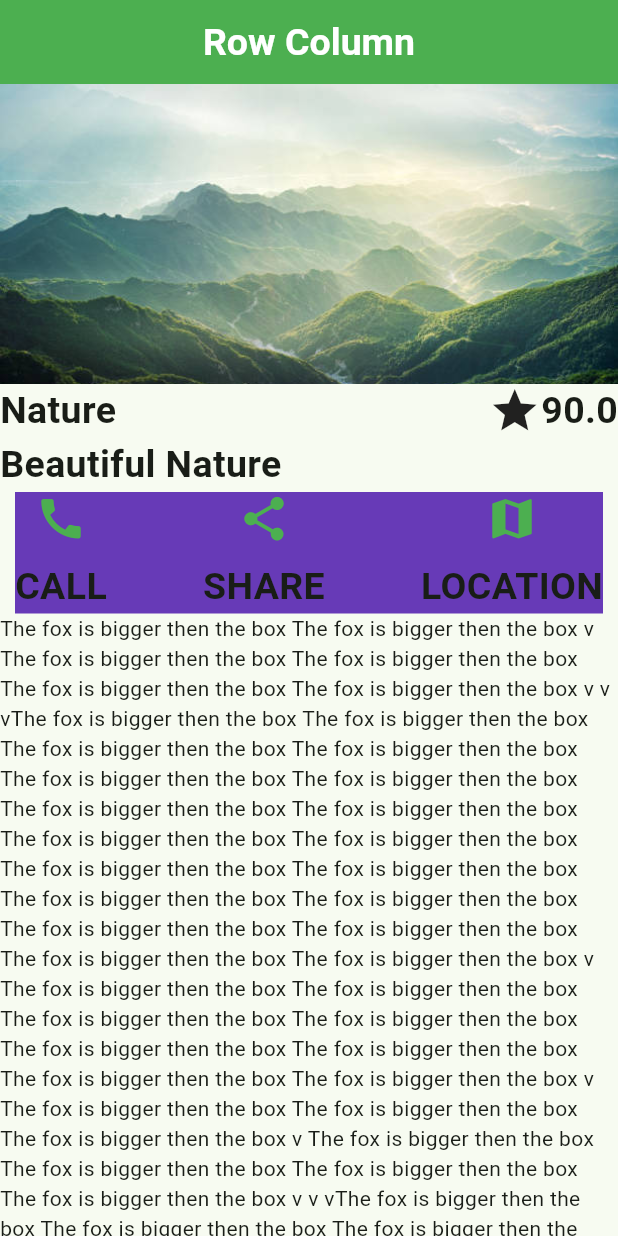
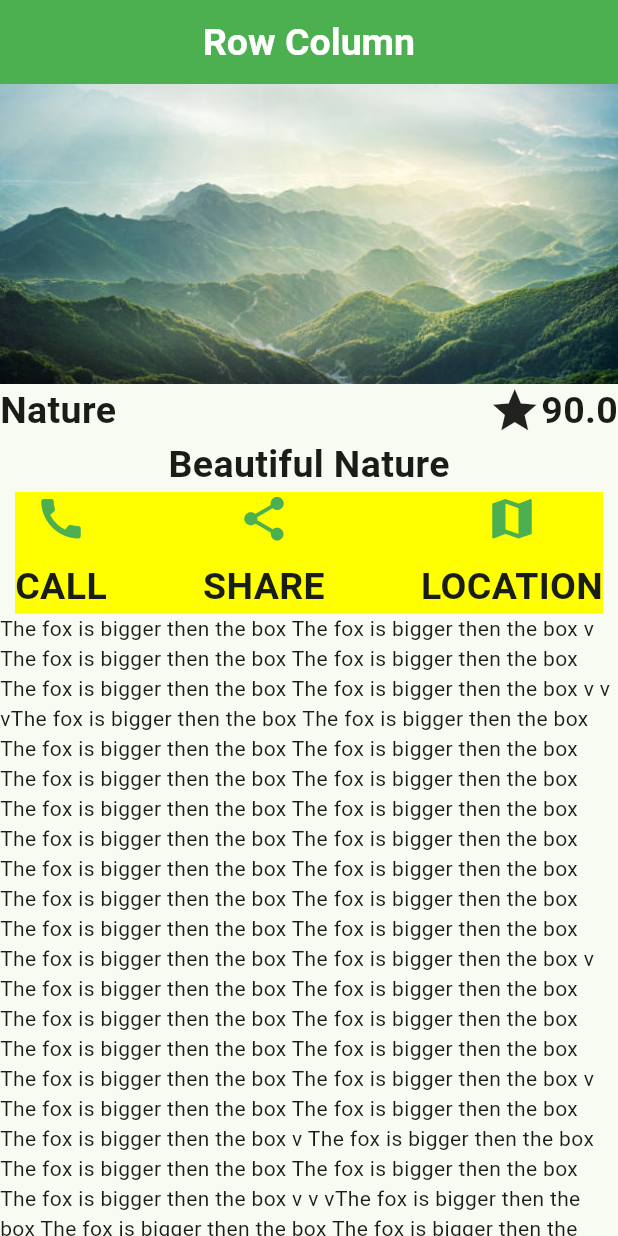
Before and after one commit to KefayetUllah/Flutter-Application, a Flutter app: the screen it shows after launch, on a phone screen of 412 x 824 dp. Run offline on Flutter 3.47's test engine with Material 3 defaults, Android fonts, the phone set to English and light mode, and no system bars.

Commit message:
Initial Commit

```diff
--- a/lib/row_column.dart
+++ b/lib/row_column.dart
@@ -51,13 +51,16 @@ class _RowColumnState extends State<RowColumn> {
                 ),
               ],
             ),
-            Text(
-              "Beautiful Nature",
-              style: TextStyle(fontSize: 25, fontWeight: FontWeight.bold),
+
+            Center(
+              child: Text(
+                "Beautiful Nature",
+                style: TextStyle(fontSize: 25, fontWeight: FontWeight.bold),
+              ),
             ),
             Container(
               margin: EdgeInsets.symmetric(horizontal: 10),
-              color: Colors.deepPurple,
+              color: Colors.yellowAccent,
               child: Row(
                 mainAxisAlignment: MainAxisAlignment.spaceBetween,
                 children: [
```
